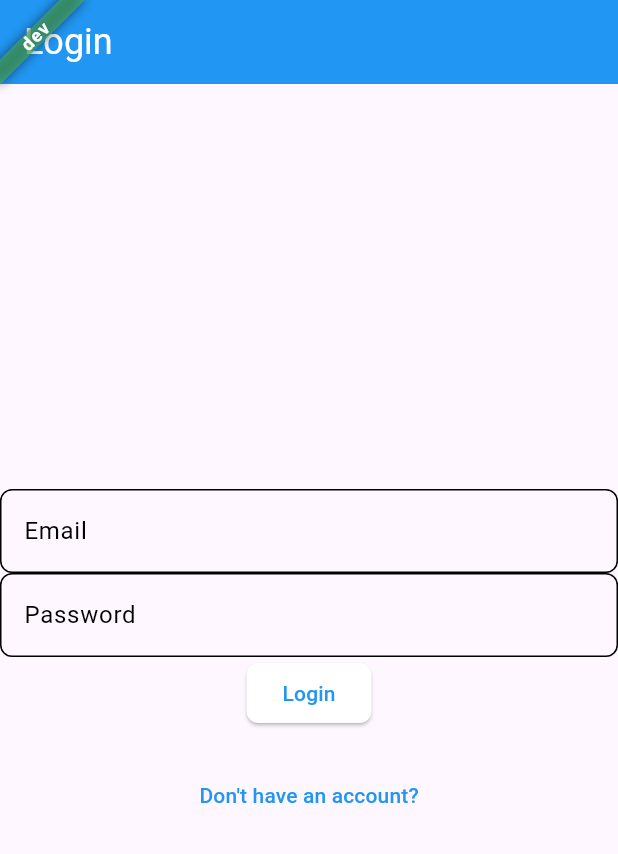
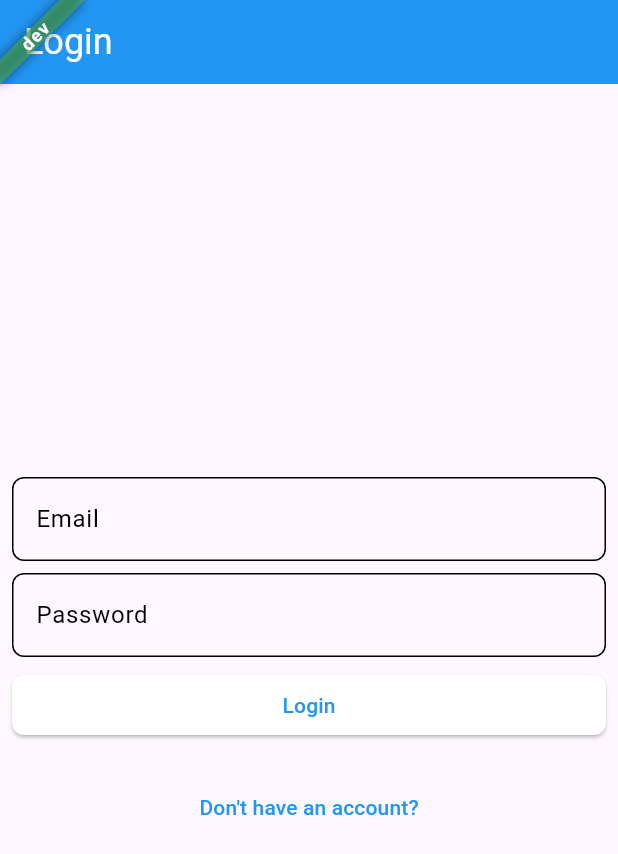
Before and after one commit to abualhamd/nen_project, a Flutter app: the screen it shows after launch, after a tap on "Already have an account?", on a phone screen of 412 x 824 dp. Shown: the top 854 px of the screen. Run offline on Flutter 3.47's test engine with Material 3 defaults, Android fonts, the phone set to English and light mode, and no system bars; our stand-ins replace equatable, flutter_bloc, flutter_hooks, fpdart, freezed_annotation, get_it and 1 more.

Commit message:
fix: improve layout and spacing in login and register screens

```diff
--- a/lib/presentation/screens/login_screen.dart
+++ b/lib/presentation/screens/login_screen.dart
@@ -45,11 +45,16 @@ class LoginScreen extends HookWidget {
       },
       child: Scaffold(
         appBar: AppBar(title: const Text('Login')),
-        body: Center(
-          child: Form(
+        body: Padding(
+          padding: const EdgeInsets.symmetric(horizontal: 8.0),
+          child: Column(
+            mainAxisAlignment: MainAxisAlignment.center,
+            children: [
+              Form(
                 key: formKey,
                 child: Column(
-              mainAxisAlignment: MainAxisAlignment.center,
+                  crossAxisAlignment: CrossAxisAlignment.stretch,
+                  spacing: 8,
                   children: [
                     TextFormField(
                       controller: emailController,
@@ -77,7 +82,8 @@ class LoginScreen extends HookWidget {
                         if (!(formKey.currentState?.validate() ?? false)) {
                           return;
                         }
-                    if (context.read<AuthBloc>().state is LoginLoadingState) {
+                        if (context.read<AuthBloc>().state
+                            is LoginLoadingState) {
                           return;
                         }
 
@@ -101,6 +107,9 @@ class LoginScreen extends HookWidget {
                         },
                       ),
                     ),
+                  ],
+                ),
+              ),
               const SizedBox(height: 20),
               TextButton(
                 onPressed: () {
@@ -112,7 +121,6 @@ class LoginScreen extends HookWidget {
           ),
         ),
       ),
-      ),
     );
   }
 }
--- a/lib/presentation/screens/register_screen.dart
+++ b/lib/presentation/screens/register_screen.dart
@@ -46,13 +46,16 @@ class RegisterScreen extends HookWidget {
       },
       child: Scaffold(
         appBar: AppBar(title: const Text('Register')),
-        body: Center(
+        body: Padding(
+          padding: const EdgeInsets.symmetric(horizontal: 8.0),
           child: Column(
             mainAxisAlignment: MainAxisAlignment.center,
             children: [
               Form(
                 key: formKey,
                 child: Column(
+                  crossAxisAlignment: CrossAxisAlignment.stretch,
+                  spacing: 8,
                   children: [
                     TextFormField(
                       controller: nameController,
@@ -101,7 +104,7 @@ class RegisterScreen extends HookWidget {
                         return null;
                       },
                     ),
-                    const SizedBox(height: 20),
+                    const SizedBox(height: 12),
                     ElevatedButton(
                       onPressed: () {
                         if (!(formKey.currentState?.validate() ?? false)) {
```
Lines whose indentation alone changed are shown as unchanged.
